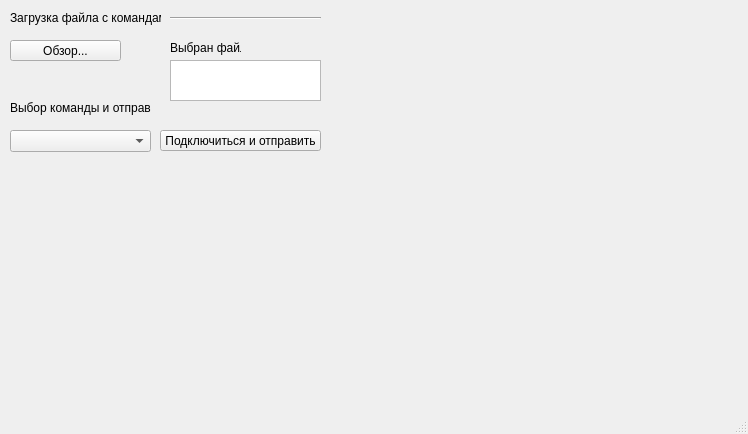
The window that mainwindow.ui (vakarianplay/LightQtDDoSer) describes before a commit, drawn with Qt 5.
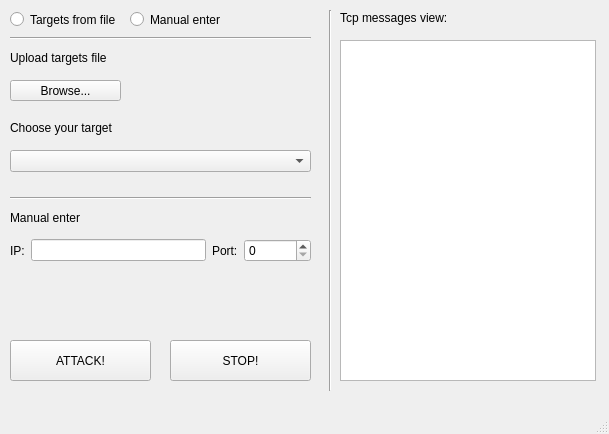
The same window after the commit.

Diff of the .ui file:
```diff
--- a/mainwindow.ui
+++ b/mainwindow.ui
@@ -6,7 +6,7 @@
    <rect>
     <x>0</x>
     <y>0</y>
-    <width>748</width>
+    <width>609</width>
     <height>434</height>
    </rect>
   </property>
@@ -14,87 +14,38 @@
    <string>MainWindow</string>
   </property>
   <widget class="QWidget" name="centralwidget">
-   <widget class="Line" name="line">
-    <property name="geometry">
-     <rect>
-      <x>170</x>
-      <y>10</y>
-      <width>151</width>
-      <height>16</height>
-     </rect>
-    </property>
-    <property name="orientation">
-     <enum>Qt::Horizontal</enum>
-    </property>
-   </widget>
-   <widget class="QLabel" name="label_3">
-    <property name="geometry">
-     <rect>
-      <x>170</x>
-      <y>40</y>
-      <width>71</width>
-      <height>16</height>
-     </rect>
-    </property>
-    <property name="text">
-     <string>Выбран файл:</string>
-    </property>
-   </widget>
-   <widget class="QTextBrowser" name="textBrowser_file">
-    <property name="geometry">
-     <rect>
-      <x>170</x>
-      <y>60</y>
-      <width>151</width>
-      <height>41</height>
-     </rect>
-    </property>
-   </widget>
    <widget class="QLabel" name="label_2">
     <property name="geometry">
      <rect>
       <x>10</x>
-      <y>100</y>
+      <y>120</y>
       <width>141</width>
       <height>16</height>
      </rect>
     </property>
     <property name="text">
-     <string>Выбор команды и отправка</string>
+     <string>Choose your target</string>
     </property>
    </widget>
    <widget class="QPushButton" name="pushButton_fileupload">
     <property name="geometry">
      <rect>
       <x>10</x>
-      <y>40</y>
+      <y>80</y>
       <width>111</width>
       <height>21</height>
      </rect>
     </property>
     <property name="text">
-     <string>Обзор...</string>
-    </property>
-   </widget>
-   <widget class="QPushButton" name="pushButton_connect">
-    <property name="geometry">
-     <rect>
-      <x>160</x>
-      <y>130</y>
-      <width>161</width>
-      <height>21</height>
-     </rect>
-    </property>
-    <property name="text">
-     <string>Подключиться и отправить</string>
+     <string>Browse...</string>
     </property>
    </widget>
    <widget class="QComboBox" name="comboBox_urls">
     <property name="geometry">
      <rect>
       <x>10</x>
-      <y>130</y>
-      <width>141</width>
+      <y>150</y>
+      <width>301</width>
       <height>22</height>
      </rect>
     </property>
@@ -103,13 +54,176 @@
     <property name="geometry">
      <rect>
       <x>10</x>
-      <y>10</y>
+      <y>50</y>
       <width>151</width>
       <height>16</height>
      </rect>
     </property>
     <property name="text">
-     <string>Загрузка файла с командами</string>
+     <string>Upload targets file</string>
+    </property>
+   </widget>
+   <widget class="QRadioButton" name="radioButton_fromfile">
+    <property name="geometry">
+     <rect>
+      <x>10</x>
+      <y>10</y>
+      <width>111</width>
+      <height>19</height>
+     </rect>
+    </property>
+    <property name="text">
+     <string>Targets from file</string>
+    </property>
+   </widget>
+   <widget class="QRadioButton" name="radioButton_manual">
+    <property name="geometry">
+     <rect>
+      <x>130</x>
+      <y>10</y>
+      <width>101</width>
+      <height>19</height>
+     </rect>
+    </property>
+    <property name="text">
+     <string>Manual enter</string>
+    </property>
+   </widget>
+   <widget class="QPushButton" name="pushButton_attack">
+    <property name="geometry">
+     <rect>
+      <x>10</x>
+      <y>340</y>
+      <width>141</width>
+      <height>41</height>
+     </rect>
+    </property>
+    <property name="text">
+     <string>ATTACK!</string>
+    </property>
+   </widget>
+   <widget class="QPushButton" name="pushButton_stop">
+    <property name="geometry">
+     <rect>
+      <x>170</x>
+      <y>340</y>
+      <width>141</width>
+      <height>41</height>
+     </rect>
+    </property>
+    <property name="text">
+     <string>STOP!</string>
+    </property>
+   </widget>
+   <widget class="QLabel" name="label_3">
+    <property name="geometry">
+     <rect>
+      <x>10</x>
+      <y>210</y>
+      <width>101</width>
+      <height>16</height>
+     </rect>
+    </property>
+    <property name="text">
+     <string>Manual enter</string>
+    </property>
+   </widget>
+   <widget class="Line" name="line">
+    <property name="geometry">
+     <rect>
+      <x>320</x>
+      <y>10</y>
+      <width>20</width>
+      <height>381</height>
+     </rect>
+    </property>
+    <property name="orientation">
+     <enum>Qt::Vertical</enum>
+    </property>
+   </widget>
+   <widget class="QWidget" name="horizontalLayoutWidget">
+    <property name="geometry">
+     <rect>
+      <x>10</x>
+      <y>230</y>
+      <width>301</width>
+      <height>41</height>
+     </rect>
+    </property>
+    <layout class="QHBoxLayout" name="horizontalLayout">
+     <item>
+      <widget class="QLabel" name="label_4">
+       <property name="text">
+        <string>IP:</string>
+       </property>
+      </widget>
+     </item>
+     <item>
+      <widget class="QLineEdit" name="lineEdit_ip"/>
+     </item>
+     <item>
+      <widget class="QLabel" name="label_5">
+       <property name="text">
+        <string>Port:</string>
+       </property>
+      </widget>
+     </item>
+     <item>
+      <widget class="QSpinBox" name="spinBox_port">
+       <property name="maximum">
+        <number>360000</number>
+       </property>
+      </widget>
+     </item>
+    </layout>
+   </widget>
+   <widget class="QLabel" name="label_6">
+    <property name="geometry">
+     <rect>
+      <x>340</x>
+      <y>10</y>
+      <width>111</width>
+      <height>16</height>
+     </rect>
+    </property>
+    <property name="text">
+     <string>Tcp messages view:</string>
+    </property>
+   </widget>
+   <widget class="QTextBrowser" name="textBrowser">
+    <property name="geometry">
+     <rect>
+      <x>340</x>
+      <y>40</y>
+      <width>256</width>
+      <height>341</height>
+     </rect>
+    </property>
+   </widget>
+   <widget class="Line" name="line_2">
+    <property name="geometry">
+     <rect>
+      <x>10</x>
+      <y>30</y>
+      <width>301</width>
+      <height>16</height>
+     </rect>
+    </property>
+    <property name="orientation">
+     <enum>Qt::Horizontal</enum>
+    </property>
+   </widget>
+   <widget class="Line" name="line_3">
+    <property name="geometry">
+     <rect>
+      <x>10</x>
+      <y>190</y>
+      <width>301</width>
+      <height>16</height>
+     </rect>
+    </property>
+    <property name="orientation">
+     <enum>Qt::Horizontal</enum>
     </property>
    </widget>
   </widget>
```
Left out of the diff: 2 changed lines with no effect on the pictures.
